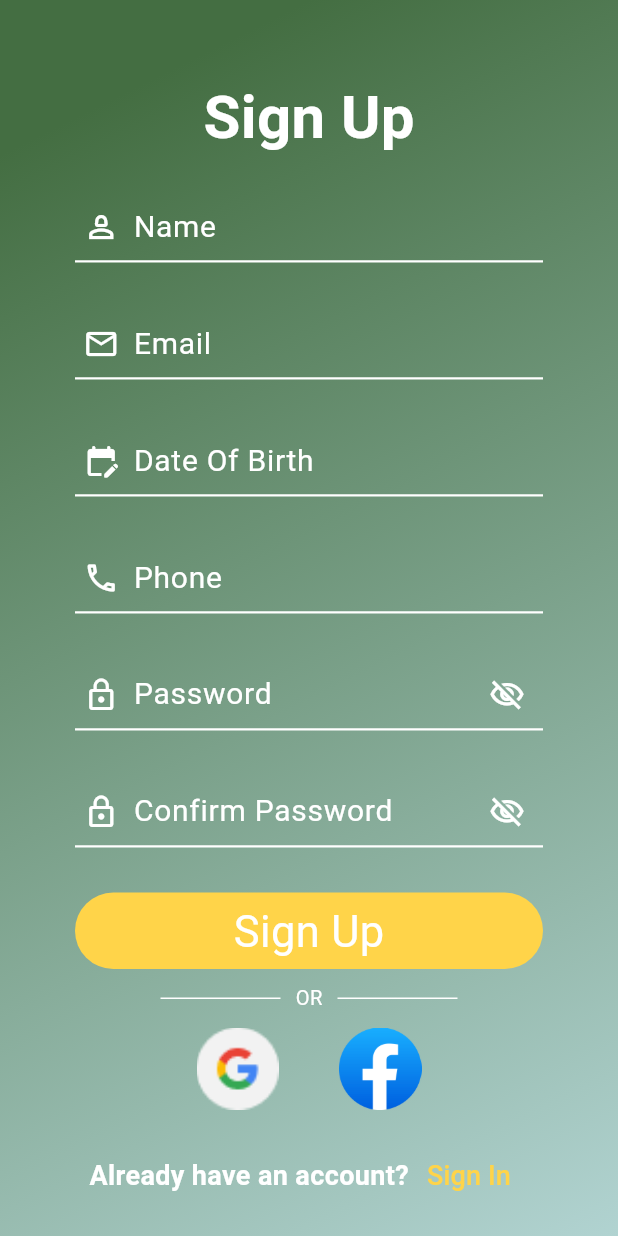
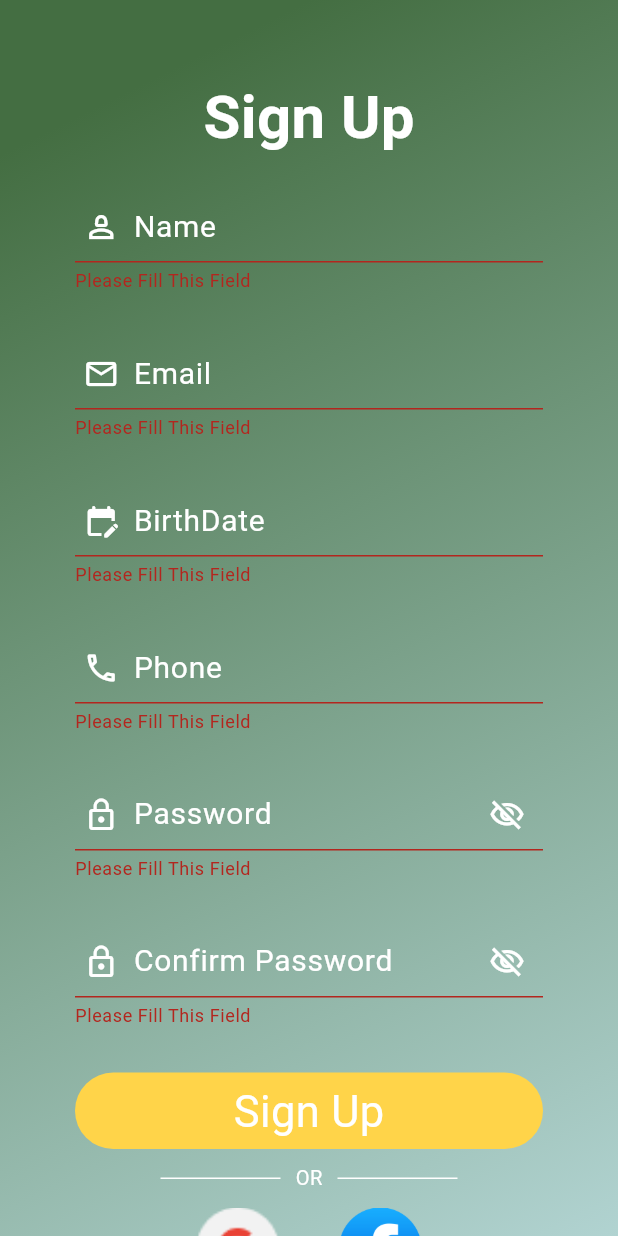
Before and after one commit to Radwa812-Apps/team-near-my-, a Flutter app: the screen it shows after launch, after a tap on "Sign Up", on a phone screen of 412 x 824 dp. Run offline on Flutter 3.47's test engine with Material 3 defaults, Android fonts, the light colour scheme and no system bars; Roboto replaces fonts that are missing (OpenSans-Bold, OpenSans-Regular, OpenSans-SemiBold).

Commit message:
check form validation, user can pick a date in sign Up, add a nnew folder, that contain functions that help us

```diff
--- a/lib/Features/Register/Sign_up_and_in/components/text_form_widget.dart
+++ b/lib/Features/Register/Sign_up_and_in/components/text_form_widget.dart
@@ -1,25 +1,31 @@
 import 'package:flutter/material.dart';
 import 'package:nearme_app/core/constants.dart';
 
-class TextFormFieldWidget2 extends StatefulWidget {
+class TextFormFieldWidget extends StatefulWidget {
   final String? hint;
   final Icon? prefixIcon;
   final TextInputType? keyboardType;
   final bool isPassword;
+  final bool isBirthDate;
+  final TextEditingController? controller; // Add controller parameter
+  final VoidCallback? onTap; // Add onTap callback
 
-  const TextFormFieldWidget2({
+  const TextFormFieldWidget({
     super.key,
     this.hint,
     this.prefixIcon,
     this.keyboardType,
     this.isPassword = false,
+    this.isBirthDate = false,
+    this.controller,
+    this.onTap,
   });
 
   @override
-  _TextFormFieldWidget2State createState() => _TextFormFieldWidget2State();
+  _TextFormFieldWidgetState createState() => _TextFormFieldWidgetState();
 }
 
-class _TextFormFieldWidget2State extends State<TextFormFieldWidget2> {
+class _TextFormFieldWidgetState extends State<TextFormFieldWidget> {
   bool _obscureText = true; // State to manage password visibility
 
   @override
@@ -29,6 +35,13 @@ class _TextFormFieldWidget2State extends State<TextFormFieldWidget2> {
         horizontal: 50.0,
       ),
       child: TextFormField(
+        validator: (value) {
+          if (value!.isEmpty) {
+            return 'Please Fill This Field';
+          }
+          return null;
+        },
+        controller: widget.controller, // Use the provided controller
         style: const TextStyle(
           color: Colors.white, // Set the input text color to white
           fontSize: 20,
@@ -38,6 +51,10 @@ class _TextFormFieldWidget2State extends State<TextFormFieldWidget2> {
         obscureText: widget.isPassword
             ? _obscureText
             : false, // Toggle visibility for passwords
+        readOnly: widget.isBirthDate, // Make the field read-only for birthdate
+        onTap: widget.isBirthDate
+            ? widget.onTap
+            : null, // Use the onTap callback for birthdate
         decoration: InputDecoration(
           hintText: widget.hint,
           prefixIcon: widget.prefixIcon,
--- a/lib/Features/Register/Sign_up_and_in/screens/sign_up_screen.dart
+++ b/lib/Features/Register/Sign_up_and_in/screens/sign_up_screen.dart
@@ -1,5 +1,6 @@
 import 'package:flutter/material.dart';
 
+import '../../../../helper/date_picker_helper.dart';
 import '../components/bold_text_widget.dart';
 import '../components/facebook_google_widget.dart';
 import '../components/have_an_account_widget.dart';
@@ -9,8 +10,24 @@ import '../components/submit_button.dart';
 
 import '../components/text_form_widget.dart';
 
-class SignUpScreen extends StatelessWidget {
+class SignUpScreen extends StatefulWidget {
+  @override
+  State<SignUpScreen> createState() => _SignUpScreenState();
+}
+
+class _SignUpScreenState extends State<SignUpScreen> {
   double space = 30;
+  final TextEditingController _dateController =
+      TextEditingController(); // Declare and initialize the controller
+
+  @override
+  void dispose() {
+    _dateController.dispose(); // Dispose the controller to avoid memory leaks
+    super.dispose();
+  }
+
+  GlobalKey<FormState> formKey = GlobalKey<FormState>();
+
   @override
   Widget build(BuildContext context) {
     return Scaffold(
@@ -19,7 +36,16 @@ class SignUpScreen extends StatelessWidget {
           // Gradient background
           NearMeGradientColor(),
           // Content on top of the gradient
-          ListView(
+          Form(
+            key: formKey,
+            child: Expanded(
+              child: SingleChildScrollView(
+                child: ConstrainedBox(
+                  constraints: BoxConstraints(
+                    maxHeight: MediaQuery.of(context).size.height,
+                  ),
+                  child: ListView(
+                    shrinkWrap: true,
                     physics: const BouncingScrollPhysics(),
                     children: [
                       Center(
@@ -28,51 +54,63 @@ class SignUpScreen extends StatelessWidget {
                         ),
                       ),
                       SizedBox(height: 20),
-              TextFormFieldWidget2(
+                      TextFormFieldWidget(
                         hint: 'Name',
-                prefixIcon:
-                    const Icon(Icons.person_2_outlined, color: Colors.white),
+                        prefixIcon: const Icon(Icons.person_2_outlined,
+                            color: Colors.white),
                         keyboardType: TextInputType.text,
                       ),
                       const SizedBox(height: 30),
-              TextFormFieldWidget2(
+                      TextFormFieldWidget(
                         hint: 'Email',
-                prefixIcon:
-                    const Icon(Icons.email_outlined, color: Colors.white),
+                        prefixIcon: const Icon(Icons.email_outlined,
+                            color: Colors.white),
                         keyboardType: TextInputType.emailAddress,
                       ),
                       const SizedBox(height: 30),
-              TextFormFieldWidget2(
-                hint: 'Date Of Birth',
+                      TextFormFieldWidget(
+                        hint: 'BirthDate',
                         prefixIcon: const Icon(Icons.edit_calendar_rounded,
                             color: Colors.white),
-                keyboardType: TextInputType.datetime,
+                        isBirthDate: true, // Enable birthdate functionality
+                        controller: _dateController, // Pass the controller
+                        onTap: () async {
+                          await selectDate(context,
+                              _dateController); // Call the utility function
+                          setState(() {}); // Trigger a rebuild to update the UI
+                        },
                       ),
                       const SizedBox(height: 30),
-              TextFormFieldWidget2(
+                      TextFormFieldWidget(
                         hint: 'Phone',
-                prefixIcon:
-                    const Icon(Icons.phone_outlined, color: Colors.white),
+                        prefixIcon: const Icon(Icons.phone_outlined,
+                            color: Colors.white),
                         keyboardType: TextInputType.number,
                       ),
                       const SizedBox(height: 30),
-              TextFormFieldWidget2(
+                      TextFormFieldWidget(
                         hint: 'Password',
-                prefixIcon: const Icon(Icons.lock_outline, color: Colors.white),
+                        prefixIcon:
+                            const Icon(Icons.lock_outline, color: Colors.white),
                         keyboardType: TextInputType.text,
                         isPassword: true,
                       ),
                       const SizedBox(height: 30),
-              TextFormFieldWidget2(
+                      TextFormFieldWidget(
                         hint: 'Confirm Password',
-                prefixIcon: const Icon(Icons.lock_outline, color: Colors.white),
+                        prefixIcon:
+                            const Icon(Icons.lock_outline, color: Colors.white),
                         keyboardType: TextInputType.text,
                         isPassword: true,
                       ),
                       const SizedBox(height: 30),
                       SubmitButton(
                         name: 'Sign Up',
-                onTap: () {},
+                        onTap: () {
+                          if (formKey.currentState!.validate()) {
+                            print('Validated');
+                          } else {}
+                        },
                       ),
                       const SizedBox(height: 10),
                       ORWediget(
@@ -85,6 +123,10 @@ class SignUpScreen extends StatelessWidget {
                       HaveAnAccountWidget(),
                     ],
                   ),
+                ),
+              ),
+            ),
+          ),
         ],
       ),
     );
```
Also changed, not shown: lib/Features/Register/Sign_up_and_in/screens/sign_in_screen.dart (+15 -5 lines), lib/helper/date_picker_helper.dart (added, +14 -0 lines). Lines whose indentation alone changed are shown as unchanged.
